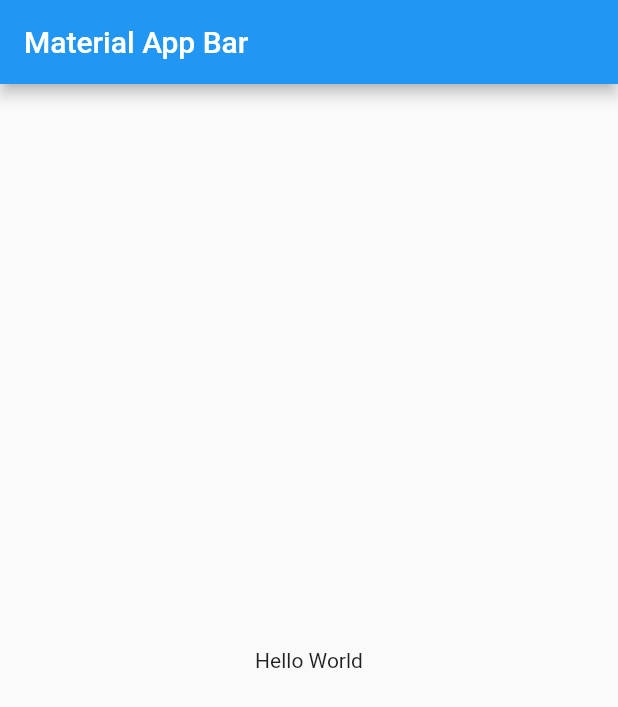
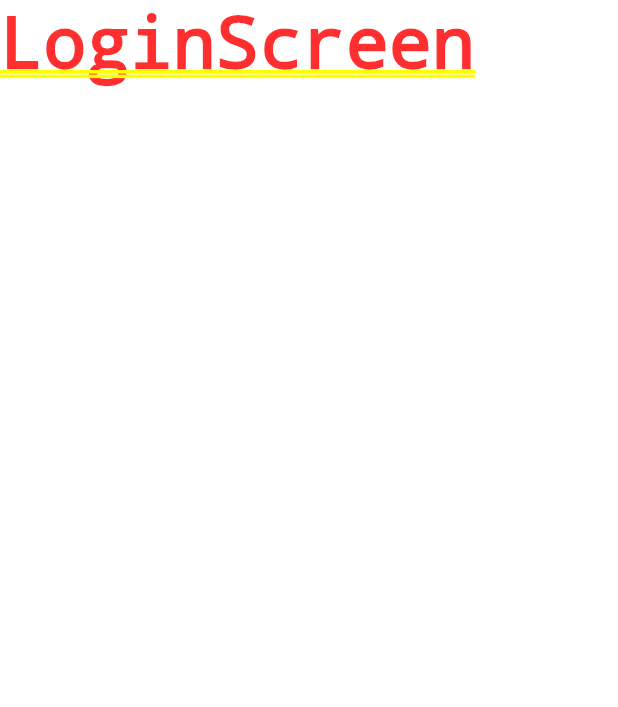
Before and after one commit to jasimameen/zoom_clone, a Flutter app: the screen it shows after launch, on a phone screen of 412 x 824 dp. Shown: the top 707 px of the screen. Run offline on Flutter 3.47's test engine with Material 2 defaults, Android fonts, the phone set to English and light mode, and no system bars.

Commit message:
project Setup

```diff
--- a/lib/main.dart
+++ b/lib/main.dart
@@ -1,4 +1,7 @@
 import 'package:flutter/material.dart';
+import 'package:zoom_clone/screens/login_screen.dart';
+import 'package:zoom_clone/utils/colors.dart';
+import 'package:zoom_clone/utils/navigation.dart';
 
 void main() => runApp(const MyApp());
 
@@ -9,15 +12,16 @@ class MyApp extends StatelessWidget {
   Widget build(BuildContext context) {
     return MaterialApp(
       debugShowCheckedModeBanner: false,
+      navigatorKey: Navigation.navigatorKey,
+      scaffoldMessengerKey: Navigation.scaffoldMessengerKey,
       title: 'Zoom Video Conference',
-      home: Scaffold(
-        appBar: AppBar(
-          title: const Text('Material App Bar'),
-        ),
-        body: const Center(
-          child: Text('Hello World'),
-        ),
+      theme: ThemeData.dark().copyWith(
+        scaffoldBackgroundColor: backgroundColor,
       ),
+      initialRoute: '/login',
+      routes: {
+        LoginScreen.rootName: (context) => const LoginScreen(),
+      },
     );
   }
 }
--- /dev/null
+++ b/lib/screens/login_screen.dart
@@ -0,0 +1,13 @@
+import 'package:flutter/material.dart';
+
+class LoginScreen extends StatelessWidget {
+  static const String rootName = '/login';
+  const LoginScreen({Key? key}) : super(key: key);
+
+  @override
+  Widget build(BuildContext context) {
+    return Container(
+      child: Text('LoginScreen'),
+    );
+  }
+}
--- /dev/null
+++ b/lib/utils/colors.dart
@@ -0,0 +1,6 @@
+import 'package:flutter/rendering.dart';
+
+const backgroundColor = Color.fromRGBO(36, 36, 36, 1);
+const buttonColor = Color.fromRGBO(14, 114, 236, 1);
+const footerColor = Color.fromRGBO(26, 26, 26, 1);
+const secondaryBackgroundColor = Color.fromRGBO(46, 46, 46, 1);
--- /dev/null
+++ b/lib/utils/navigation.dart
@@ -0,0 +1,6 @@
+import 'package:flutter/material.dart';
+
+class Navigation {
+  static var navigatorKey = GlobalKey<NavigatorState>();
+  static var scaffoldMessengerKey = GlobalKey<ScaffoldMessengerState>();
+}
```
